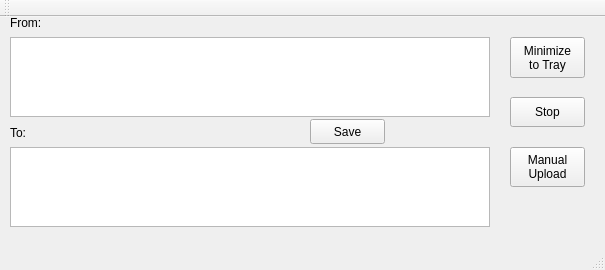
ybb0001/AutoCopy, file AutoCopy/AutoCopy.ui: the form before one commit.
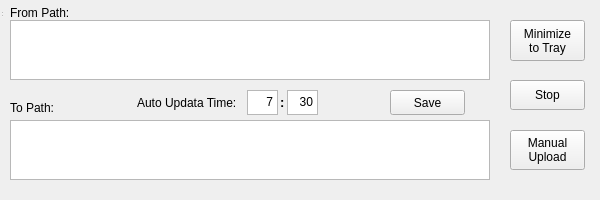
The form after the commit.

```diff
--- a/AutoCopy/AutoCopy.ui
+++ b/AutoCopy/AutoCopy.ui
@@ -1,28 +1,60 @@
 <?xml version="1.0" encoding="UTF-8"?>
 <ui version="4.0">
- <class>AutoCopyClass</class>
- <widget class="QMainWindow" name="AutoCopyClass">
+ <class>mQWidget</class>
+ <widget class="QWidget" name="mQWidget">
   <property name="geometry">
    <rect>
     <x>0</x>
     <y>0</y>
-    <width>605</width>
-    <height>270</height>
+    <width>600</width>
+    <height>200</height>
    </rect>
   </property>
+  <property name="minimumSize">
+   <size>
+    <width>600</width>
+    <height>200</height>
+   </size>
+  </property>
+  <property name="maximumSize">
+   <size>
+    <width>600</width>
+    <height>200</height>
+   </size>
+  </property>
   <property name="windowTitle">
-   <string>AutoCopy</string>
+   <string>AutoCopy_20180101</string>
   </property>
-  <property name="iconSize">
+  <property name="iconSize" stdset="0">
    <size>
     <width>24</width>
     <height>24</height>
    </size>
   </property>
-  <property name="animated">
+  <property name="animated" stdset="0">
    <bool>true</bool>
   </property>
-  <widget class="QWidget" name="centralWidget">
+  <widget class="QWidget" name="centralWidget" native="true">
+   <property name="geometry">
+    <rect>
+     <x>0</x>
+     <y>0</y>
+     <width>600</width>
+     <height>200</height>
+    </rect>
+   </property>
+   <property name="minimumSize">
+    <size>
+     <width>600</width>
+     <height>200</height>
+    </size>
+   </property>
+   <property name="maximumSize">
+    <size>
+     <width>600</width>
+     <height>200</height>
+    </size>
+   </property>
    <widget class="QPushButton" name="pushButton_Minimize">
     <property name="geometry">
      <rect>
@@ -46,7 +78,7 @@
       <x>10</x>
       <y>20</y>
       <width>480</width>
-      <height>80</height>
+      <height>60</height>
      </rect>
     </property>
     <property name="html">
@@ -61,9 +93,9 @@
     <property name="geometry">
      <rect>
       <x>10</x>
-      <y>130</y>
+      <y>120</y>
       <width>480</width>
-      <height>80</height>
+      <height>60</height>
      </rect>
     </property>
     <property name="html">
@@ -78,26 +110,26 @@
     <property name="geometry">
      <rect>
       <x>10</x>
-      <y>0</y>
-      <width>54</width>
-      <height>12</height>
+      <y>5</y>
+      <width>71</width>
+      <height>16</height>
      </rect>
     </property>
     <property name="text">
-     <string>From:</string>
+     <string>From Path:</string>
     </property>
    </widget>
    <widget class="QLabel" name="label_2">
     <property name="geometry">
      <rect>
       <x>10</x>
-      <y>110</y>
-      <width>54</width>
-      <height>12</height>
+      <y>100</y>
+      <width>61</width>
+      <height>16</height>
      </rect>
     </property>
     <property name="text">
-     <string>To:</string>
+     <string>To Path:</string>
     </property>
    </widget>
    <widget class="QPushButton" name="pushButton_Start">
@@ -130,8 +162,8 @@
    <widget class="QPushButton" name="pushButton_Save">
     <property name="geometry">
      <rect>
-      <x>310</x>
-      <y>102</y>
+      <x>390</x>
+      <y>90</y>
       <width>75</width>
       <height>25</height>
      </rect>
@@ -140,23 +172,84 @@
      <string>Save</string>
     </property>
    </widget>
+   <widget class="QLabel" name="label_3">
+    <property name="geometry">
+     <rect>
+      <x>137</x>
+      <y>95</y>
+      <width>121</width>
+      <height>16</height>
+     </rect>
+    </property>
+    <property name="text">
+     <string>Auto Updata Time:</string>
+    </property>
+   </widget>
+   <widget class="QTextEdit" name="hour">
+    <property name="geometry">
+     <rect>
+      <x>247</x>
+      <y>90</y>
+      <width>31</width>
+      <height>25</height>
+     </rect>
+    </property>
+    <property name="html">
+     <string>&lt;!DOCTYPE HTML PUBLIC &quot;-//W3C//DTD HTML 4.0//EN&quot; &quot;http://www.w3.org/TR/REC-html40/strict.dtd&quot;&gt;
+&lt;html&gt;&lt;head&gt;&lt;meta name=&quot;qrichtext&quot; content=&quot;1&quot; /&gt;&lt;style type=&quot;text/css&quot;&gt;
+p, li { white-space: pre-wrap; }
+&lt;/style&gt;&lt;/head&gt;&lt;body style=&quot; font-family:'SimSun'; font-size:9pt; font-weight:400; font-style:normal;&quot;&gt;
+&lt;p align=&quot;right&quot; style=&quot; margin-top:0px; margin-bottom:0px; margin-left:0px; margin-right:0px; -qt-block-indent:0; text-indent:0px;&quot;&gt;7&lt;/p&gt;&lt;/body&gt;&lt;/html&gt;</string>
+    </property>
+   </widget>
+   <widget class="QTextEdit" name="minute">
+    <property name="geometry">
+     <rect>
+      <x>287</x>
+      <y>90</y>
+      <width>31</width>
+      <height>25</height>
+     </rect>
+    </property>
+    <property name="html">
+     <string>&lt;!DOCTYPE HTML PUBLIC &quot;-//W3C//DTD HTML 4.0//EN&quot; &quot;http://www.w3.org/TR/REC-html40/strict.dtd&quot;&gt;
+&lt;html&gt;&lt;head&gt;&lt;meta name=&quot;qrichtext&quot; content=&quot;1&quot; /&gt;&lt;style type=&quot;text/css&quot;&gt;
+p, li { white-space: pre-wrap; }
+&lt;/style&gt;&lt;/head&gt;&lt;body style=&quot; font-family:'SimSun'; font-size:9pt; font-weight:400; font-style:normal;&quot;&gt;
+&lt;p align=&quot;right&quot; style=&quot; margin-top:0px; margin-bottom:0px; margin-left:0px; margin-right:0px; -qt-block-indent:0; text-indent:0px;&quot;&gt;30&lt;/p&gt;&lt;/body&gt;&lt;/html&gt;</string>
+    </property>
+   </widget>
+   <widget class="QLabel" name="label_4">
+    <property name="geometry">
+     <rect>
+      <x>280</x>
+      <y>95</y>
+      <width>16</width>
+      <height>16</height>
+     </rect>
+    </property>
+    <property name="text">
+     <string>&lt;html&gt;&lt;head/&gt;&lt;body&gt;&lt;p&gt;&lt;span style=&quot; font-size:10pt; font-weight:600;&quot;&gt;:&lt;/span&gt;&lt;/p&gt;&lt;/body&gt;&lt;/html&gt;</string>
+    </property>
+   </widget>
   </widget>
   <widget class="QToolBar" name="mainToolBar">
-   <attribute name="toolBarArea">
-    <enum>TopToolBarArea</enum>
-   </attribute>
-   <attribute name="toolBarBreak">
-    <bool>false</bool>
-   </attribute>
+   <property name="geometry">
+    <rect>
+     <x>0</x>
+     <y>0</y>
+     <width>4</width>
+     <height>12</height>
+    </rect>
+   </property>
   </widget>
-  <widget class="QStatusBar" name="statusBar"/>
-  <widget class="QMenuBar" name="menuBar">
+  <widget class="QStatusBar" name="statusBar">
    <property name="geometry">
     <rect>
      <x>0</x>
      <y>0</y>
-     <width>605</width>
-     <height>23</height>
+     <width>3</width>
+     <height>18</height>
     </rect>
    </property>
   </widget>
```
